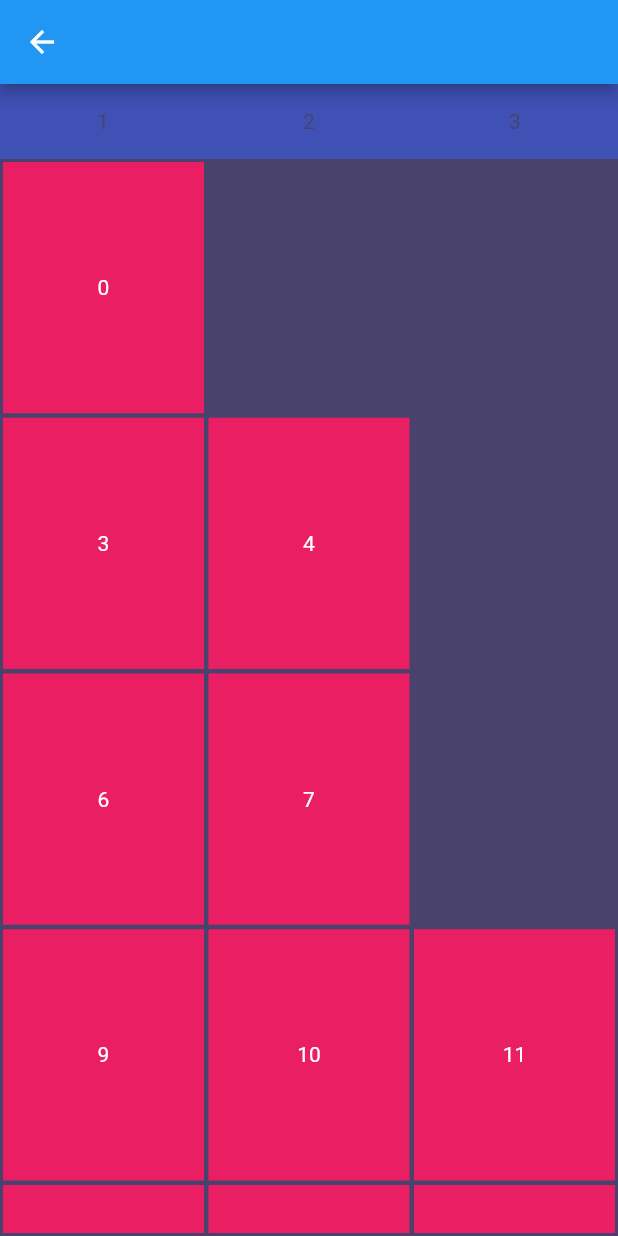
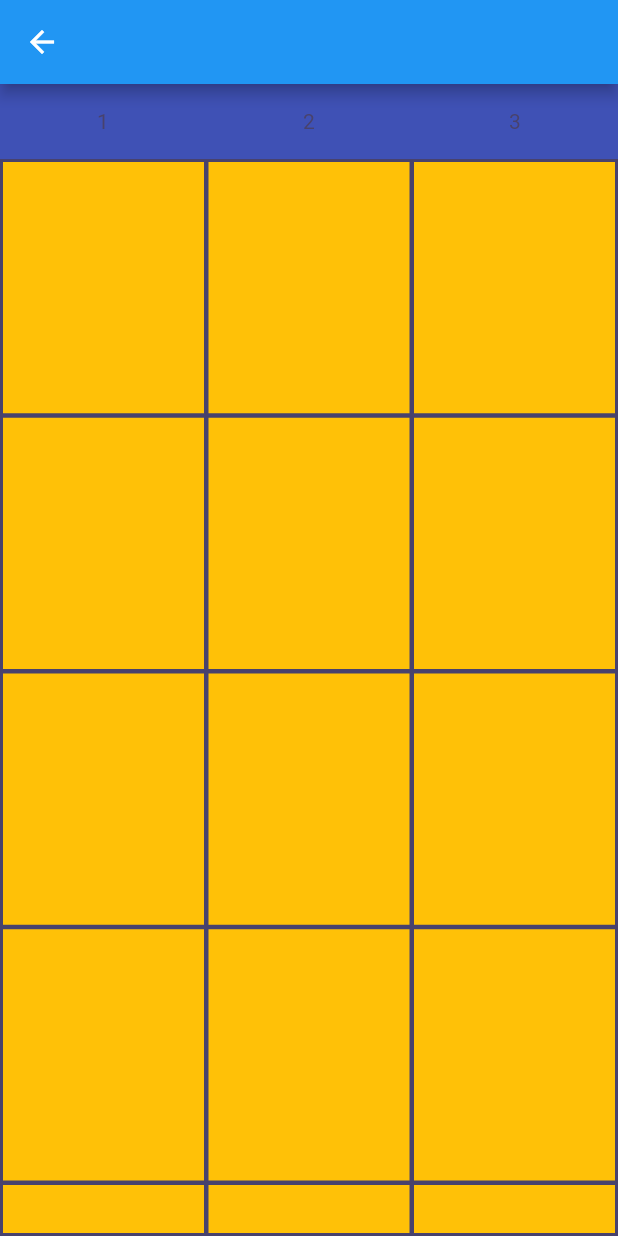
Before and after one commit to kldawad/teacher_bahaa_app, a Flutter app: the FirstScreen screen opened directly, on a phone screen of 412 x 824 dp. Run offline on Flutter 3.47's test engine with Material 2 defaults, Android fonts, the phone set to English and light mode, and no system bars.

Commit message:
new commit

```diff
--- a/lib/screens/screens/grades_screen/first_screen.dart
+++ b/lib/screens/screens/grades_screen/first_screen.dart
@@ -37,11 +37,12 @@ class _FirstScreenState extends State<FirstScreen> {
     }
   }
 
-  getPage2(int index) {
+  Widget getPage2(int index) {
     for (int i = 0; i < _map.length; i++) {
+      print(i);
       if (!_map["$i"].any((element) => index == element)) {
-        return Container(
-          color: Colors.pink,
+        Container(
+          color: Colors.orange,
           child: Center(
             child: Text(
               "$index",
@@ -52,12 +53,15 @@ class _FirstScreenState extends State<FirstScreen> {
           ),
         );
       } else {
-        return SizedBox();
+        SizedBox();
       }
     }
+    return Container(
+      color: Colors.amber,
+    );
   }
 
-  getPage3(int index) {
+  Widget getPage3(int index) {
     _map.forEach((key, value) {
       if (!_map[key].any((element) => index == element)) {
         Container(
@@ -75,6 +79,9 @@ class _FirstScreenState extends State<FirstScreen> {
         SizedBox();
       }
     });
+    return Container(
+      color: Colors.indigo,
+    );
   }
 
   @override
@@ -116,9 +123,6 @@ class _FirstScreenState extends State<FirstScreen> {
                           shrinkWrap: true,
                           itemCount: 21,
                           itemBuilder: (context, index) {
-                            // index < _map["1"].length
-                            //     ? print(_map["1"][2])
-                            //     : print("Out of Range");
                             return getPage2(index);
                           }),
                     ),
```
